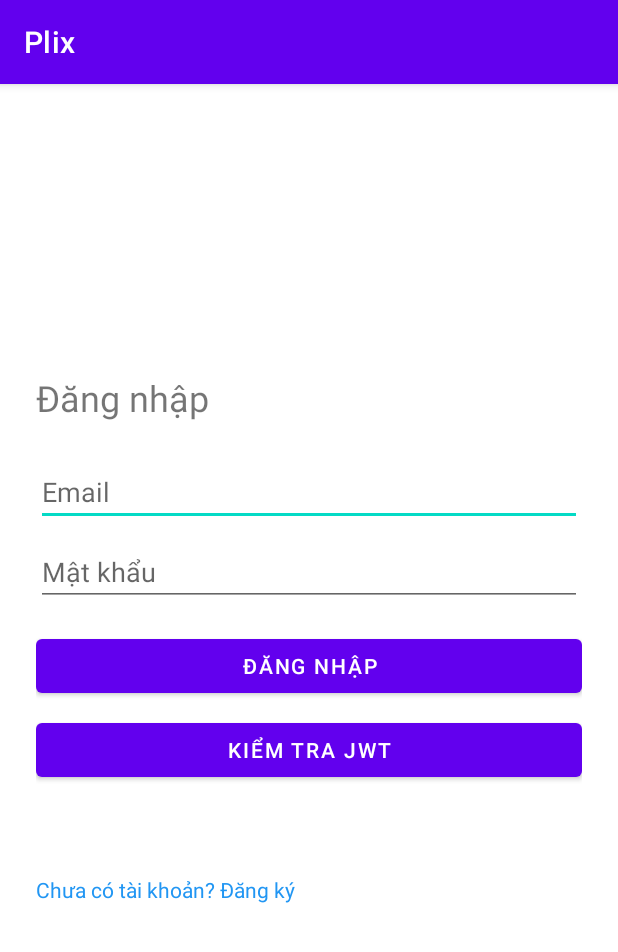
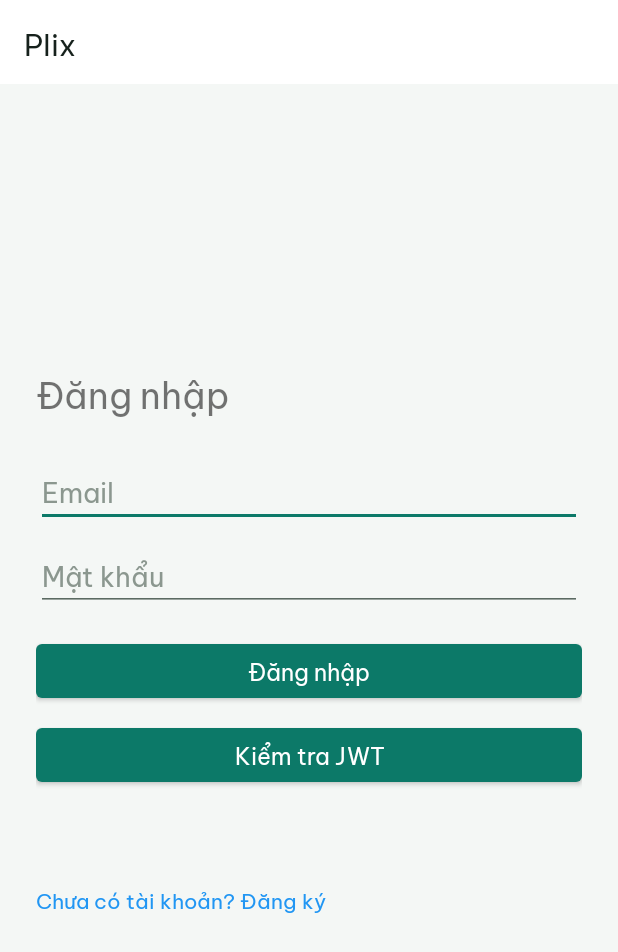
Before and after one commit to Nguyen-Phi-Long-702/Plix, an Android app: the screen it shows after launch (MainActivity), on a phone screen of 412 x 824 dp. Shown: the top 952 px of the screen. Run offline under Robolectric (Android 15) with nearby library versions, the light colour scheme and no system bars; our stand-ins replace Dagger/Hilt's generated code, Room's generated code, Timber, navigation-ui; libraries missing offline, so code that uses them is left out: androidx.hilt.work; 10 statements that could not run were skipped.

Commit message:
refactor: Chuyển Theme.Plix sang giao diện sáng theo thiết kế, xoá theme tối và màu mẫu

```diff
--- a/android/app/src/main/res/values-night/themes.xml
+++ /dev/null
@@ -1,16 +0,0 @@
-<resources xmlns:tools="http://schemas.android.com/tools">
-    <!-- Base application theme. -->
-    <style name="Theme.Plix" parent="Theme.MaterialComponents.DayNight.DarkActionBar">
-        <!-- Primary brand color. -->
-        <item name="colorPrimary">@color/purple_200</item>
-        <item name="colorPrimaryVariant">@color/purple_700</item>
-        <item name="colorOnPrimary">@color/black</item>
-        <!-- Secondary brand color. -->
-        <item name="colorSecondary">@color/teal_200</item>
-        <item name="colorSecondaryVariant">@color/teal_200</item>
-        <item name="colorOnSecondary">@color/black</item>
-        <!-- Status bar color. -->
-        <item name="android:statusBarColor">?attr/colorPrimaryVariant</item>
-        <!-- Customize your theme here. -->
-    </style>
-</resources>
--- a/android/app/src/main/res/values/colors.xml
+++ b/android/app/src/main/res/values/colors.xml
@@ -1,10 +1,5 @@
 <?xml version="1.0" encoding="utf-8"?>
 <resources>
-    <color name="purple_200">#FFBB86FC</color>
-    <color name="purple_500">#FF6200EE</color>
-    <color name="purple_700">#FF3700B3</color>
-    <color name="teal_200">#FF03DAC5</color>
-    <color name="teal_700">#FF018786</color>
     <color name="black">#FF000000</color>
     <color name="white">#FFFFFFFF</color>
     <color name="color_income">#2C9463</color>
@@ -12,8 +7,8 @@
     <color name="budget_progress_normal">#2C9463</color>
     <color name="budget_progress_warning">#DE9C2E</color>
     <color name="budget_progress_danger">#D64545</color>
-    <color name="sync_idle">#B3FFFFFF</color>
-    <color name="sync_syncing">@color/white</color>
+    <color name="sync_idle">@color/text_tertiary</color>
+    <color name="sync_syncing">@color/primary</color>
     <color name="sync_error">@color/budget_progress_warning</color>
     <color name="warn_tint">#FBF0DA</color>
     <color name="warn_strong">#8A5B0F</color>
--- a/android/app/src/main/res/values/themes.xml
+++ b/android/app/src/main/res/values/themes.xml
@@ -1,16 +1,42 @@
 <resources xmlns:tools="http://schemas.android.com/tools">
-    <!-- Base application theme. -->
-    <style name="Theme.Plix" parent="Theme.MaterialComponents.DayNight.DarkActionBar">
-        <!-- Primary brand color. -->
-        <item name="colorPrimary">@color/purple_500</item>
-        <item name="colorPrimaryVariant">@color/purple_700</item>
+    <!-- Giao diện sáng duy nhất của Plix (NF-08: không có chế độ tối) -->
+    <style name="Theme.Plix" parent="Theme.MaterialComponents.Light">
+        <!-- Màu thương hiệu -->
+        <item name="colorPrimary">@color/primary</item>
+        <item name="colorPrimaryVariant">@color/primary_dark</item>
         <item name="colorOnPrimary">@color/white</item>
-        <!-- Secondary brand color. -->
-        <item name="colorSecondary">@color/teal_200</item>
-        <item name="colorSecondaryVariant">@color/teal_700</item>
-        <item name="colorOnSecondary">@color/black</item>
-        <!-- Status bar color. -->
-        <item name="android:statusBarColor">?attr/colorPrimaryVariant</item>
-        <!-- Customize your theme here. -->
+        <item name="colorSecondary">@color/primary</item>
+        <item name="colorSecondaryVariant">@color/primary_dark</item>
+        <item name="colorOnSecondary">@color/white</item>
+
+        <!-- Nền, bề mặt, chữ -->
+        <item name="android:colorBackground">@color/background</item>
+        <item name="android:windowBackground">@color/background</item>
+        <item name="colorOnBackground">@color/text_primary</item>
+        <item name="colorSurface">@color/surface</item>
+        <item name="colorOnSurface">@color/text_primary</item>
+        <item name="colorError">@color/budget_progress_danger</item>
+        <item name="colorOnError">@color/white</item>
+        <item name="android:textColorPrimary">@color/text_primary</item>
+        <item name="android:textColorSecondary">@color/text_secondary</item>
+        <item name="android:textColorHint">@color/text_tertiary</item>
+
+        <!-- Thanh trạng thái sáng, không cho hệ thống tự đảo màu -->
+        <item name="android:statusBarColor">@color/surface</item>
+        <item name="android:windowLightStatusBar">true</item>
+        <item name="android:forceDarkAllowed" tools:targetApi="29">false</item>
+
+        <!-- Font Be Vietnam Pro và các mức chữ của Material -->
+        <item name="android:fontFamily">@font/be_vietnam_pro_regular</item>
+        <item name="textAppearanceHeadline6">@style/TextAppearance.Plix.AppBarTitle</item>
+        <item name="textAppearanceSubtitle1">@style/TextAppearance.Plix.Body</item>
+        <item name="textAppearanceBody1">@style/TextAppearance.Plix.Body</item>
+        <item name="textAppearanceBody2">@style/TextAppearance.Plix.Body</item>
+        <item name="textAppearanceCaption">@style/TextAppearance.Plix.Caption</item>
+        <item name="textAppearanceButton">@style/TextAppearance.Plix.Button</item>
+
+        <!-- ActionBar và hộp thoại -->
+        <item name="actionBarStyle">@style/Widget.Plix.ActionBar</item>
+        <item name="materialAlertDialogTheme">@style/ThemeOverlay.Plix.MaterialAlertDialog</item>
     </style>
 </resources>
```
